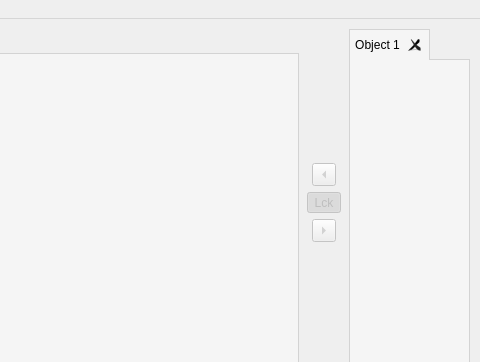
First picture: the form in editor_app/gui/main_window.ui, repository danielmeinert/objectcreator, before the edit; both pictures show x 920 to 1400 and y 0 to 362 of the 1400 by 661 pixel window.
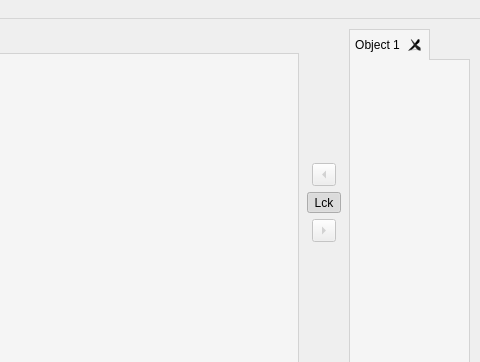
Second picture: the form after the edit.

Commit message: continued sprite locking

Diff of the .ui file:
```diff
--- a/editor_app/gui/main_window.ui
+++ b/editor_app/gui/main_window.ui
@@ -156,7 +156,7 @@
        <item alignment="Qt::AlignHCenter">
         <widget class="QToolButton" name="toolButton_lock">
          <property name="enabled">
-          <bool>false</bool>
+          <bool>true</bool>
          </property>
          <property name="minimumSize">
           <size>
```
Left out of the diff: 4 changed lines with no effect on the pictures. The commit also changes 2 other files.
